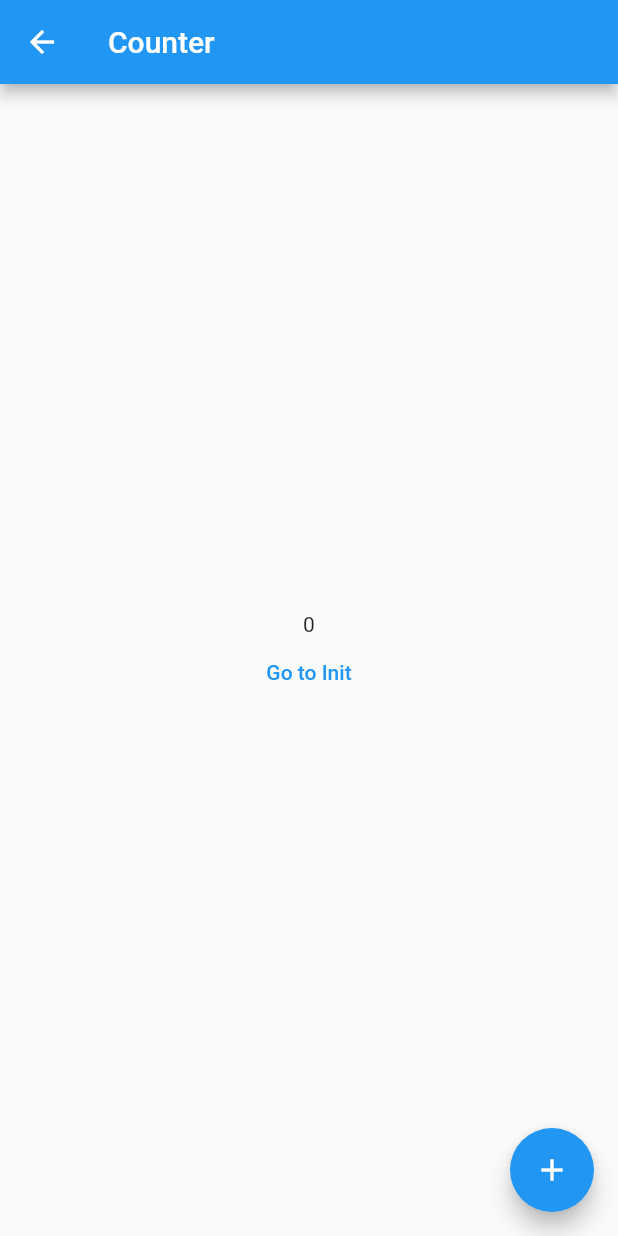
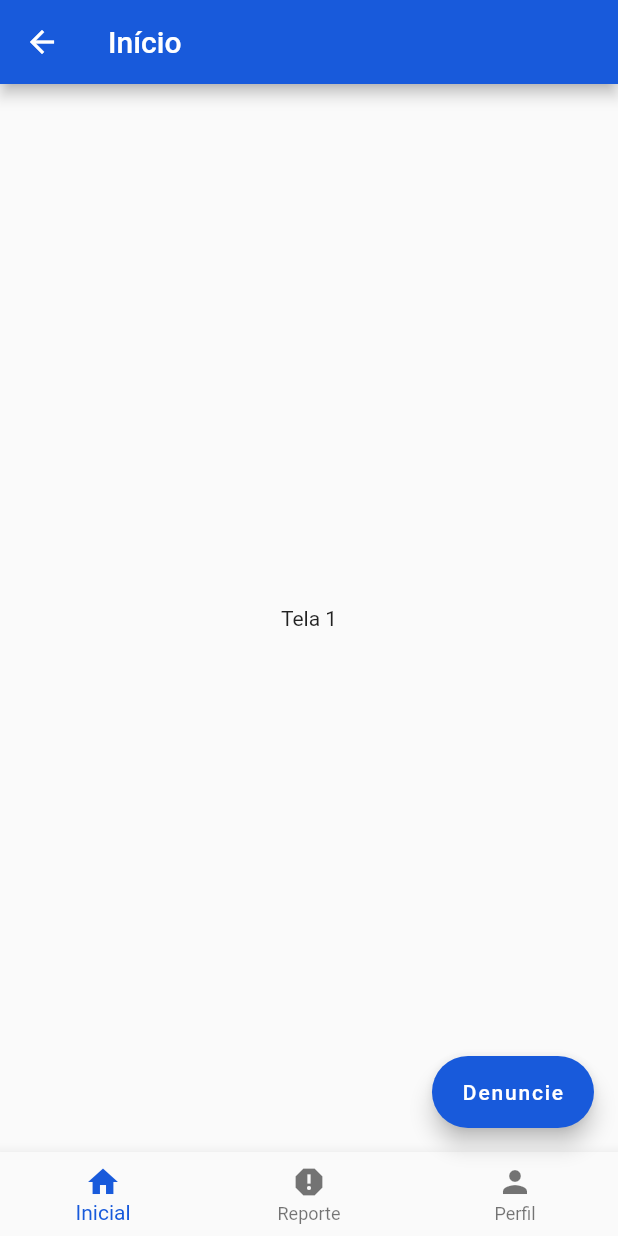
Before and after one commit to jefferson-norberto2/wowpet, a Flutter app: the HomePage screen opened by its route, on a phone screen of 412 x 824 dp. Run offline on Flutter 3.47's test engine with Material 2 defaults, Android fonts, the light colour scheme and no system bars; our stand-ins replace animated_text_kit, flutter_modular, flutter_triple, mask_text_input_formatter.

Commit message:
Feat: Structure home screen

```diff
--- a/lib/app/modules/home/home_page.dart
+++ b/lib/app/modules/home/home_page.dart
@@ -1,6 +1,7 @@
 import 'package:flutter/material.dart';
 import 'package:flutter_modular/flutter_modular.dart';
 import 'package:flutter_triple/flutter_triple.dart';
+import '../../config/custom_colors.dart';
 import 'home_store.dart';
 
 class HomePage extends StatefulWidget {
@@ -13,6 +14,19 @@ class HomePage extends StatefulWidget {
 
 class HomePageState extends State<HomePage> {
   late final HomeStore store;
+  int _selectedIndex = 0;
+
+  static const List<Widget> _widgetOptions = <Widget>[
+    Text('Tela 1'),
+    Text('Tela 2'),
+    Text('Tela 3'),
+  ];
+
+  void _onItemTapped(int index) {
+    setState(() {
+      _selectedIndex = index;
+    });
+  }
 
   @override
   void initState() {
@@ -30,22 +44,33 @@ class HomePageState extends State<HomePage> {
   Widget build(BuildContext context) {
     return Scaffold(
       appBar: AppBar(
-        title: const Text('Counter'),
+        backgroundColor: CustomColors.customPrimaryColor,
+        title: const Text('Início'),
+      ),
+      bottomNavigationBar: BottomNavigationBar(
+        items: const <BottomNavigationBarItem>[
+          BottomNavigationBarItem(
+            icon: Icon(Icons.home),
+            label: 'Inicial',
+          ),
+          BottomNavigationBarItem(
+            icon: Icon(Icons.report),
+            label: 'Reporte',
+          ),
+          BottomNavigationBarItem(
+            icon: Icon(Icons.person),
+            label: 'Perfil',
+          ),
+        ],
+        currentIndex: _selectedIndex,
+        selectedItemColor: CustomColors.customPrimaryColor,
+        onTap: _onItemTapped,
       ),
       body: ScopedBuilder<HomeStore, Exception, int>(
         store: store,
         onState: (context, counter) {
           return Center(
-            child: Column(
-              mainAxisAlignment: MainAxisAlignment.center,
-              children: [
-                Text('$counter'),
-                TextButton(
-                  onPressed: store.goToInit,
-                  child: const Text('Go to Init'),
-                ),
-              ],
-            ),
+            child: _widgetOptions.elementAt(_selectedIndex),
           );
         },
         onError: (context, error) => const Center(
@@ -58,11 +83,10 @@ class HomePageState extends State<HomePage> {
           child: CircularProgressIndicator(),
         ),
       ),
-      floatingActionButton: FloatingActionButton(
-        onPressed: () {
-          store.increment();
-        },
-        child: const Icon(Icons.add),
+      floatingActionButton: FloatingActionButton.extended(
+        backgroundColor: CustomColors.customPrimaryColor,
+        onPressed: () {},
+        label: const Text('Denuncie'),
       ),
     );
   }
--- a/lib/app/modules/login/pages/register_pet_screen.dart
+++ b/lib/app/modules/login/pages/register_pet_screen.dart
@@ -1,4 +1,5 @@
 import 'package:flutter/material.dart';
+import 'package:flutter_modular/flutter_modular.dart';
 import '../components/custom_text_field.dart';
 import '../../../config/custom_colors.dart';
 
@@ -197,7 +198,9 @@ class _RegisterPetScreenState extends State<RegisterPetScreen> {
                             borderRadius: BorderRadius.circular(10),
                           ),
                         ),
-                        onPressed: () {},
+                        onPressed: () {
+                          Modular.to.pushNamed('/home/');
+                        },
                         child: const Text(
                           'Continuar',
                           style: TextStyle(
```
